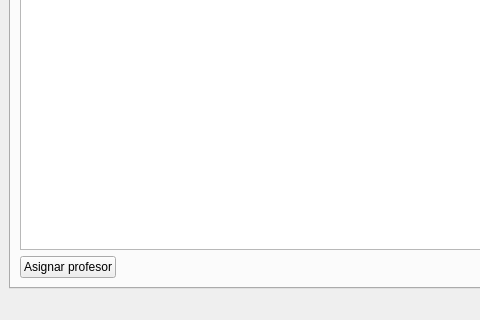
HugoRomeroMorales/CreadorDeHorarios, file Vista/Vista.ui: the form before one commit; both pictures show x 0 to 480 and y 417 to 737 of the 1139 by 737 pixel window.
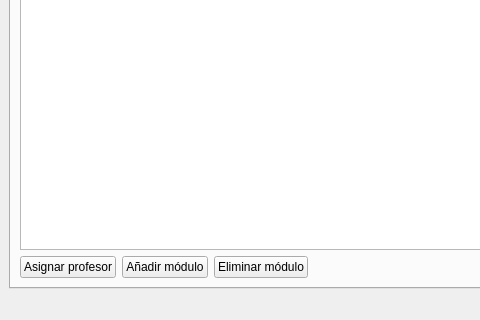
The form after the commit. The open tabs and pages were chosen to show the change.

Commit message:
boton de añadir y eliminar modulo
Aqui los botones totalmente funcionales de añadir y eliminar modulo

```diff
--- a/Vista/Vista.ui
+++ b/Vista/Vista.ui
@@ -234,6 +234,20 @@
                                                 </property>
                                             </widget>
                                         </item>
+                                        <item>
+                                            <widget class="QPushButton" name="btnAnadirModulo">
+                                                <property name="text">
+                                                    <string>Añadir módulo</string>
+                                                </property>
+                                            </widget>
+                                        </item>
+                                        <item>
+                                            <widget class="QPushButton" name="btnEliminarModulo">
+                                                <property name="text">
+                                                    <string>Eliminar módulo</string>
+                                                </property>
+                                            </widget>
+                                        </item>
                                         <item>
                                             <spacer name="horizontalSpacer_mod_2">
                                                 <property name="orientation">
```
Left out of the diff: 4 changed lines with no effect on the pictures. The commit also changes 2 other files.
